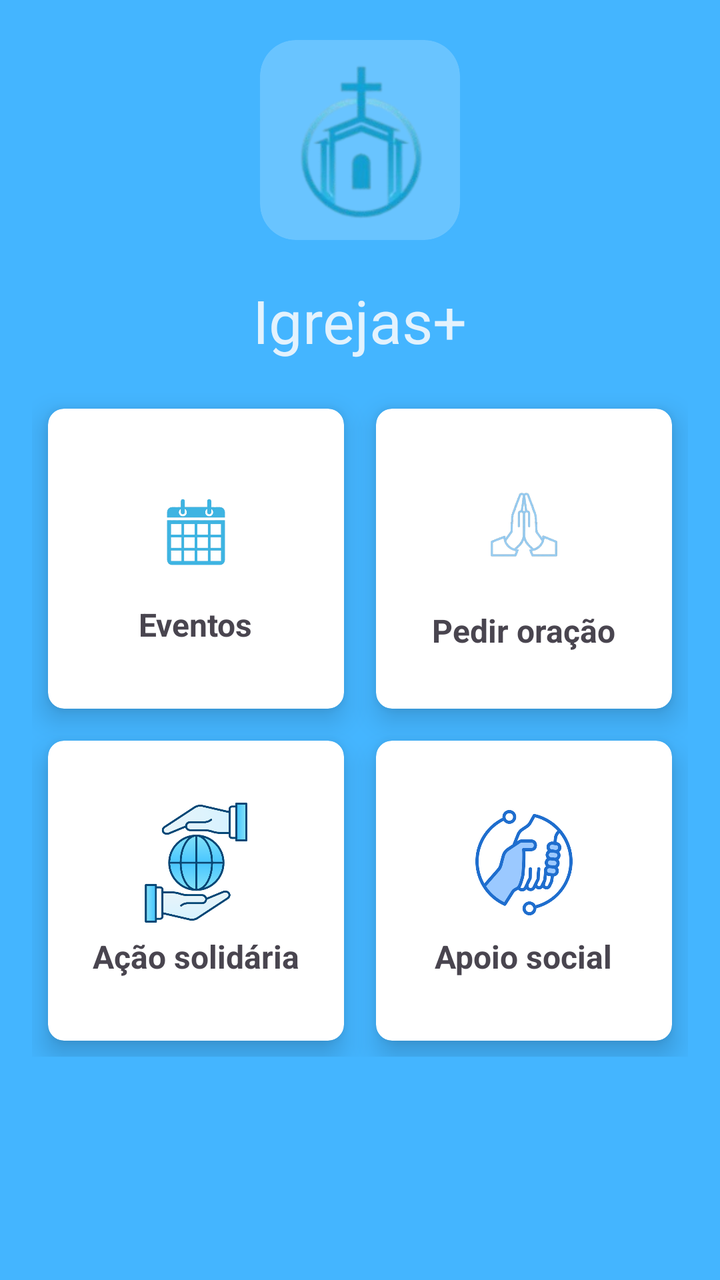
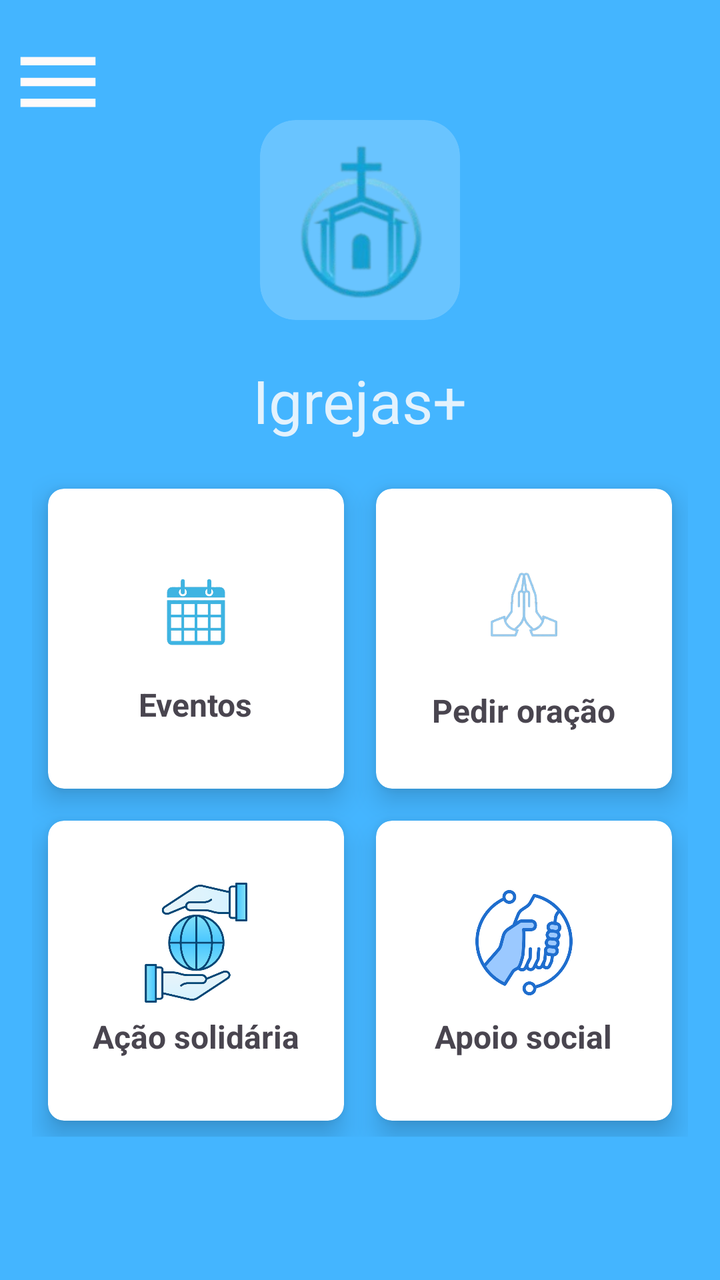

Screens rendered from an Android XML layout before and after an edit, with the pre-edit source and the edit as a unified diff.
<!-- AndroidManifest.xml: application theme Theme.Igrejas -->
<!-- res/layout/activity_home_page.xml -->
<?xml version="1.0" encoding="utf-8"?>
<androidx.constraintlayout.widget.ConstraintLayout
    xmlns:android="http://schemas.android.com/apk/res/android"
    xmlns:app="http://schemas.android.com/apk/res-auto"
    xmlns:tools="http://schemas.android.com/tools"
    android:id="@+id/main"
    android:layout_width="match_parent"
    android:layout_height="match_parent"
    android:background="@color/baby_blue">

    <androidx.cardview.widget.CardView
        android:id="@+id/cardView"
        android:layout_width="100dp"
        android:layout_height="100dp"
        android:layout_gravity="center"
        android:layout_marginTop="20dp"
        app:cardBackgroundColor="#33FFFFFF"
        app:cardCornerRadius="18dp"
        app:cardElevation="0dp"
        app:layout_constraintEnd_toEndOf="parent"
        app:layout_constraintStart_toStartOf="parent"
        app:layout_constraintTop_toTopOf="parent">

        <ImageView
            android:id="@+id/imageViewLogo"
            android:layout_width="100dp"
            android:layout_height="100dp"
            android:layout_gravity="center"
            android:scaleType="fitCenter"
            android:src="@drawable/logoigreja" />
    </androidx.cardview.widget.CardView>

    <TextView
        android:id="@+id/text"
        android:layout_width="wrap_content"
        android:layout_height="wrap_content"
        android:text="@string/titulo"
        android:textSize="30sp"
        android:textColor="@color/blue_light"
        android:layout_marginTop="20dp"
        app:layout_constraintBottom_toTopOf="@+id/gridLayout"
        app:layout_constraintEnd_toEndOf="parent"
        app:layout_constraintStart_toStartOf="parent"
        app:layout_constraintTop_toBottomOf="@+id/cardView"/>

    <GridLayout
        android:id="@+id/gridLayout"
        android:layout_width="0dp"
        android:layout_height="wrap_content"
        android:layout_margin="16dp"
        android:layout_marginTop="56dp"
        android:columnCount="2"
        android:rowCount="3"
        app:layout_constraintEnd_toEndOf="parent"
        app:layout_constraintStart_toStartOf="parent"
        app:layout_constraintTop_toBottomOf="@+id/text">

        
        <androidx.cardview.widget.CardView
            android:id="@+id/cardEventos"
            android:layout_width="0dp"
            android:layout_height="150dp"
            android:layout_columnWeight="1"
            android:layout_gravity="fill"
            android:layout_margin="8dp"
            app:cardCornerRadius="8dp"
            app:cardElevation="8dp">

            <LinearLayout
                android:layout_width="match_parent"
                android:layout_height="match_parent"
                android:gravity="center"
                android:orientation="vertical">

                <ImageView
                    android:layout_width="60dp"
                    android:layout_height="60dp"
                    android:src="@drawable/calenderigreja" />

                <TextView
                    android:layout_width="wrap_content"
                    android:layout_height="wrap_content"
                    android:layout_marginTop="6dp"
                    android:text="@string/eventos"
                    android:textSize="16sp"
                    android:textStyle="bold" />
            </LinearLayout>
        </androidx.cardview.widget.CardView>

        
        <androidx.cardview.widget.CardView
            android:id="@+id/card_pedido_oracao"
            android:layout_width="0dp"
            android:layout_height="150dp"
            android:layout_columnWeight="1"
            android:layout_gravity="fill"
            android:layout_margin="8dp"
            app:cardCornerRadius="8dp"
            app:cardElevation="8dp">

            <LinearLayout
                android:layout_width="match_parent"
                android:layout_height="match_parent"
                android:gravity="center"
                android:orientation="vertical">

                <ImageView
                    android:layout_width="60dp"
                    android:layout_height="60dp"
                    android:src="@drawable/oracaos" />

                <TextView
                    android:layout_width="wrap_content"
                    android:layout_height="wrap_content"
                    android:layout_marginTop="12dp"
                    android:text="@string/pedir"
                    android:textSize="16sp"
                    android:textStyle="bold" />
            </LinearLayout>
        </androidx.cardview.widget.CardView>

        <androidx.cardview.widget.CardView
            android:id="@+id/cardAcoaSolid"
            android:layout_width="0dp"
            android:layout_height="150dp"
            android:layout_columnSpan="1"
            android:layout_gravity="fill"
            android:layout_margin="8dp"
            app:cardCornerRadius="8dp"
            app:cardElevation="8dp">

            <LinearLayout
                android:layout_width="match_parent"
                android:layout_height="match_parent"
                android:gravity="center"
                android:orientation="vertical">

                <ImageView
                    android:layout_width="60dp"
                    android:layout_height="60dp"
                    android:src="@drawable/acao" />

                <TextView
                    android:layout_width="wrap_content"
                    android:layout_height="wrap_content"
                    android:layout_marginTop="6dp"
                    android:text="@string/a_o_solid_ria"
                    android:textSize="16sp"
                    android:textStyle="bold" />
            </LinearLayout>
        </androidx.cardview.widget.CardView>

        <androidx.cardview.widget.CardView
            android:id="@+id/cardApoio"
            android:layout_width="0dp"
            android:layout_height="150dp"
            android:layout_columnSpan="1"
            android:layout_gravity="fill"
            android:layout_margin="8dp"
            app:cardCornerRadius="8dp"
            app:cardElevation="8dp">

            <LinearLayout
                android:layout_width="match_parent"
                android:layout_height="match_parent"
                android:gravity="center"
                android:orientation="vertical">

                <ImageView
                    android:layout_width="60dp"
                    android:layout_height="60dp"
                    android:src="@drawable/apoiosocial" />

                <TextView
                    android:layout_width="wrap_content"
                    android:layout_height="wrap_content"
                    android:layout_marginTop="6dp"
                    android:text="@string/apoio_social"
                    android:textSize="16sp"
                    android:textStyle="bold" />
            </LinearLayout>
        </androidx.cardview.widget.CardView>


    </GridLayout>

</androidx.constraintlayout.widget.ConstraintLayout>
<!-- resources referenced by this layout -->
<resources>
  <color name="baby_blue">#44B5FF</color>
  <color name="blue_light">#E3F2FD</color>
  <!-- drawable acao: png bitmap (drawable, 40030 bytes) -->
  <!-- drawable apoiosocial: png bitmap (drawable, 39092 bytes) -->
  <!-- drawable calenderigreja: png bitmap (drawable, 50361 bytes) -->
  <!-- drawable logoigreja: png bitmap (drawable, 17156 bytes) -->
  <!-- drawable oracaos: png bitmap (drawable, 57154 bytes) -->
  <string name="a_o_solid_ria">Ação solidária</string>
  <string name="apoio_social">Apoio social</string>
  <string name="eventos">Eventos</string>
  <string name="pedir">Pedir oração</string>
  <string name="titulo">Igrejas+</string>
  <style name="Theme.Igrejas" parent="Base.Theme.Igrejas" />
  <style name="Base.Theme.Igrejas" parent="Theme.Material3.DayNight.NoActionBar">
          
          
      </style>
</resources>

<!-- the commit's change to res/layout/activity_home_page.xml (unified diff, before → after) -->
@@ -1,187 +1,238 @@
 <?xml version="1.0" encoding="utf-8"?>
-<androidx.constraintlayout.widget.ConstraintLayout
+<androidx.drawerlayout.widget.DrawerLayout
     xmlns:android="http://schemas.android.com/apk/res/android"
     xmlns:app="http://schemas.android.com/apk/res-auto"
     xmlns:tools="http://schemas.android.com/tools"
     android:id="@+id/main"
     android:layout_width="match_parent"
-    android:layout_height="match_parent"
-    android:background="@color/baby_blue">
-
-    <androidx.cardview.widget.CardView
-        android:id="@+id/cardView"
-        android:layout_width="100dp"
-        android:layout_height="100dp"
-        android:layout_gravity="center"
-        android:layout_marginTop="20dp"
-        app:cardBackgroundColor="#33FFFFFF"
-        app:cardCornerRadius="18dp"
-        app:cardElevation="0dp"
-        app:layout_constraintEnd_toEndOf="parent"
-        app:layout_constraintStart_toStartOf="parent"
-        app:layout_constraintTop_toTopOf="parent">
-
-        <ImageView
-            android:id="@+id/imageViewLogo"
+    android:layout_height="match_parent">
+
+    
+    <androidx.constraintlayout.widget.ConstraintLayout
+        android:id="@+id/main"
+        android:layout_width="match_parent"
+        android:layout_height="match_parent"
+        android:background="@color/baby_blue">
+
+        <ImageButton
+            android:id="@+id/menuBtn"
+            android:layout_width="50dp"
+            android:layout_height="50dp"
+            android:background="?attr/selectableItemBackgroundBorderless"
+            android:contentDescription="menu"
+            android:layout_marginTop="16dp"
+            android:layout_marginStart="4dp"
+            android:src="@drawable/outline_arrow_menu_open_24"
+            app:layout_constraintStart_toStartOf="parent"
+            app:layout_constraintTop_toTopOf="parent" />
+
+
+        <androidx.cardview.widget.CardView
+            android:id="@+id/cardView"
             android:layout_width="100dp"
             android:layout_height="100dp"
             android:layout_gravity="center"
-            android:scaleType="fitCenter"
-            android:src="@drawable/logoigreja" />
-    </androidx.cardview.widget.CardView>
-
-    <TextView
-        android:id="@+id/text"
+            app:cardBackgroundColor="#33FFFFFF"
+            app:cardCornerRadius="18dp"
+            android:layout_marginTop="60dp"
+            app:cardElevation="0dp"
+            app:layout_constraintEnd_toEndOf="parent"
+            app:layout_constraintStart_toStartOf="parent"
+            app:layout_constraintTop_toTopOf="parent">
+
+            <ImageView
+                android:id="@+id/imageViewLogo"
+                android:layout_width="100dp"
+                android:layout_height="100dp"
+                android:layout_gravity="center"
+                android:scaleType="fitCenter"
+                android:src="@drawable/logoigreja" />
+        </androidx.cardview.widget.CardView>
+
+        <TextView
+            android:id="@+id/text"
+            android:layout_width="wrap_content"
+            android:layout_height="wrap_content"
+            android:text="@string/titulo"
+            android:textSize="30sp"
+            android:textColor="@color/blue_light"
+            android:layout_marginTop="20dp"
+            app:layout_constraintBottom_toTopOf="@+id/gridLayout"
+            app:layout_constraintEnd_toEndOf="parent"
+            app:layout_constraintStart_toStartOf="parent"
+            app:layout_constraintTop_toBottomOf="@+id/cardView"/>
+
+        <GridLayout
+            android:id="@+id/gridLayout"
+            android:layout_width="0dp"
+            android:layout_height="wrap_content"
+            android:layout_margin="16dp"
+            android:layout_marginTop="56dp"
+            android:columnCount="2"
+            android:rowCount="3"
+            app:layout_constraintEnd_toEndOf="parent"
+            app:layout_constraintStart_toStartOf="parent"
+            app:layout_constraintTop_toBottomOf="@+id/text">
+
+            
+            <androidx.cardview.widget.CardView
+                android:id="@+id/cardEventos"
+                android:layout_width="0dp"
+                android:layout_height="150dp"
+                android:layout_columnWeight="1"
+                android:layout_gravity="fill"
+                android:layout_margin="8dp"
+                app:cardCornerRadius="8dp"
+                app:cardElevation="8dp">
+
+                <LinearLayout
+                    android:layout_width="match_parent"
+                    android:layout_height="match_parent"
+                    android:gravity="center"
+                    android:orientation="vertical">
+
+                    <ImageView
+                        android:layout_width="60dp"
+                        android:layout_height="60dp"
+                        android:src="@drawable/calenderigreja" />
+
+                    <TextView
+                        android:layout_width="wrap_content"
+                        android:layout_height="wrap_content"
+                        android:layout_marginTop="6dp"
+                        android:text="@string/eventos"
+                        android:textSize="16sp"
+                        android:textStyle="bold" />
+                </LinearLayout>
+            </androidx.cardview.widget.CardView>
+
+            
+            <androidx.cardview.widget.CardView
+                android:id="@+id/card_pedido_oracao"
+                android:layout_width="0dp"
+                android:layout_height="150dp"
+                android:layout_columnWeight="1"
+                android:layout_gravity="fill"
+                android:layout_margin="8dp"
+                app:cardCornerRadius="8dp"
+                app:cardElevation="8dp">
+
+                <LinearLayout
+                    android:layout_width="match_parent"
+                    android:layout_height="match_parent"
+                    android:gravity="center"
+                    android:orientation="vertical">
+
+                    <ImageView
+                        android:layout_width="60dp"
+                        android:layout_height="60dp"
+                        android:src="@drawable/oracaos" />
+
+                    <TextView
+                        android:layout_width="wrap_content"
+                        android:layout_height="wrap_content"
+                        android:layout_marginTop="12dp"
+                        android:text="@string/pedir"
+                        android:textSize="16sp"
+                        android:textStyle="bold" />
+                </LinearLayout>
+            </androidx.cardview.widget.CardView>
+
+            
+            <androidx.cardview.widget.CardView
+                android:id="@+id/cardAcoaSolid"
+                android:layout_width="0dp"
+                android:layout_height="150dp"
+                android:layout_columnSpan="1"
+                android:layout_gravity="fill"
+                android:layout_margin="8dp"
+                app:cardCornerRadius="8dp"
+                app:cardElevation="8dp">
+
+                <LinearLayout
+                    android:layout_width="match_parent"
+                    android:layout_height="match_parent"
+                    android:gravity="center"
+                    android:orientation="vertical">
+
+                    <ImageView
+                        android:layout_width="60dp"
+                        android:layout_height="60dp"
+                        android:src="@drawable/acao" />
+
+                    <TextView
+                        android:layout_width="wrap_content"
+                        android:layout_height="wrap_content"
+                        android:layout_marginTop="6dp"
+                        android:text="@string/a_o_solid_ria"
+                        android:textSize="16sp"
+                        android:textStyle="bold" />
+                </LinearLayout>
+            </androidx.cardview.widget.CardView>
+
+            
+            <androidx.cardview.widget.CardView
+                android:id="@+id/cardApoio"
+                android:layout_width="0dp"
+                android:layout_height="150dp"
+                android:layout_columnSpan="1"
+                android:layout_gravity="fill"
+                android:layout_margin="8dp"
+                app:cardCornerRadius="8dp"
+                app:cardElevation="8dp">
+
+                <LinearLayout
+                    android:layout_width="match_parent"
+                    android:layout_height="match_parent"
+                    android:gravity="center"
+                    android:orientation="vertical">
+
+                    <ImageView
+                        android:layout_width="60dp"
+                        android:layout_height="60dp"
+                        android:src="@drawable/apoiosocial" />
+
+                    <TextView
+                        android:layout_width="wrap_content"
+                        android:layout_height="wrap_content"
+                        android:layout_marginTop="6dp"
+                        android:text="@string/apoio_social"
+                        android:textSize="16sp"
+                        android:textStyle="bold" />
+                </LinearLayout>
+            </androidx.cardview.widget.CardView>
+
+        </GridLayout>
+
+    </androidx.constraintlayout.widget.ConstraintLayout>
+
+    
+    <com.google.android.material.navigation.NavigationView
+        android:id="@+id/navigationView"
         android:layout_width="wrap_content"
-        android:layout_height="wrap_content"
-        android:text="@string/titulo"
-        android:textSize="30sp"
-        android:textColor="@color/blue_light"
-        android:layout_marginTop="20dp"
-        app:layout_constraintBottom_toTopOf="@+id/gridLayout"
-        app:layout_constraintEnd_toEndOf="parent"
-        app:layout_constraintStart_toStartOf="parent"
-        app:layout_constraintTop_toBottomOf="@+id/cardView"/>
-
-    <GridLayout
-        android:id="@+id/gridLayout"
-        android:layout_width="0dp"
-        android:layout_height="wrap_content"
-        android:layout_margin="16dp"
-        android:layout_marginTop="56dp"
-        android:columnCount="2"
-        android:rowCount="3"
-        app:layout_constraintEnd_toEndOf="parent"
-        app:layout_constraintStart_toStartOf="parent"
-        app:layout_constraintTop_toBottomOf="@+id/text">
-
-        
-        <androidx.cardview.widget.CardView
-            android:id="@+id/cardEventos"
-            android:layout_width="0dp"
-            android:layout_height="150dp"
-            android:layout_columnWeight="1"
-            android:layout_gravity="fill"
-            android:layout_margin="8dp"
-            app:cardCornerRadius="8dp"
-            app:cardElevation="8dp">
-
-            <LinearLayout
-                android:layout_width="match_parent"
-                android:layout_height="match_parent"
-                android:gravity="center"
-                android:orientation="vertical">
-
-                <ImageView
-                    android:layout_width="60dp"
-                    android:layout_height="60dp"
-                    android:src="@drawable/calenderigreja" />
-
-                <TextView
-                    android:layout_width="wrap_content"
-                    android:layout_height="wrap_content"
-                    android:layout_marginTop="6dp"
-                    android:text="@string/eventos"
-                    android:textSize="16sp"
-                    android:textStyle="bold" />
-            </LinearLayout>
-        </androidx.cardview.widget.CardView>
-
-        
-        <androidx.cardview.widget.CardView
-            android:id="@+id/card_pedido_oracao"
-            android:layout_width="0dp"
-            android:layout_height="150dp"
-            android:layout_columnWeight="1"
-            android:layout_gravity="fill"
-            android:layout_margin="8dp"
-            app:cardCornerRadius="8dp"
-            app:cardElevation="8dp">
-
-            <LinearLayout
-                android:layout_width="match_parent"
-                android:layout_height="match_parent"
-                android:gravity="center"
-                android:orientation="vertical">
-
-                <ImageView
-                    android:layout_width="60dp"
-                    android:layout_height="60dp"
-                    android:src="@drawable/oracaos" />
-
-                <TextView
-                    android:layout_width="wrap_content"
-                    android:layout_height="wrap_content"
-                    android:layout_marginTop="12dp"
-                    android:text="@string/pedir"
-                    android:textSize="16sp"
-                    android:textStyle="bold" />
-            </LinearLayout>
-        </androidx.cardview.widget.CardView>
-
-        <androidx.cardview.widget.CardView
-            android:id="@+id/cardAcoaSolid"
-            android:layout_width="0dp"
-            android:layout_height="150dp"
-            android:layout_columnSpan="1"
-            android:layout_gravity="fill"
-            android:layout_margin="8dp"
-            app:cardCornerRadius="8dp"
-            app:cardElevation="8dp">
-
-            <LinearLayout
-                android:layout_width="match_parent"
-                android:layout_height="match_parent"
-                android:gravity="center"
-                android:orientation="vertical">
-
-                <ImageView
-                    android:layout_width="60dp"
-                    android:layout_height="60dp"
-                    android:src="@drawable/acao" />
-
-                <TextView
-                    android:layout_width="wrap_content"
-                    android:layout_height="wrap_content"
-                    android:layout_marginTop="6dp"
-                    android:text="@string/a_o_solid_ria"
-                    android:textSize="16sp"
-                    android:textStyle="bold" />
-            </LinearLayout>
-        </androidx.cardview.widget.CardView>
-
-        <androidx.cardview.widget.CardView
-            android:id="@+id/cardApoio"
-            android:layout_width="0dp"
-            android:layout_height="150dp"
-            android:layout_columnSpan="1"
-            android:layout_gravity="fill"
-            android:layout_margin="8dp"
-            app:cardCornerRadius="8dp"
-            app:cardElevation="8dp">
-
-            <LinearLayout
-                android:layout_width="match_parent"
-                android:layout_height="match_parent"
-                android:gravity="center"
-                android:orientation="vertical">
-
-                <ImageView
-                    android:layout_width="60dp"
-                    android:layout_height="60dp"
-                    android:src="@drawable/apoiosocial" />
-
-                <TextView
-                    android:layout_width="wrap_content"
-                    android:layout_height="wrap_content"
-                    android:layout_marginTop="6dp"
-                    android:text="@string/apoio_social"
-                    android:textSize="16sp"
-                    android:textStyle="bold" />
-            </LinearLayout>
-        </androidx.cardview.widget.CardView>
-
-
-    </GridLayout>
+        android:layout_height="match_parent"
+        android:layout_gravity="start"
+        app:headerLayout="@layout/nav_layout"
+        app:menu="@menu/dawer_menu" />
+
+</androidx.drawerlayout.widget.DrawerLayout>
+<!-- res/layout/nav_layout.xml (included above) -->
+<?xml version="1.0" encoding="utf-8"?>
+<androidx.constraintlayout.widget.ConstraintLayout
+    xmlns:android="http://schemas.android.com/apk/res/android"
+    xmlns:app="http://schemas.android.com/apk/res-auto"
+    android:id="@+id/main"
+    android:layout_width="match_parent"
+    android:layout_height="180dp"
+    android:background="@color/baby_blue"
+    android:gravity="bottom"
+    android:orientation="vertical"
+    android:padding="20dp">
+
+    <ImageView
+        android:id="@+id/imgPerfil"
+        android:layout_width="64dp"
+        android:layout_height="64dp"
+        android:src="@drawable/outline_article_person_24"/>
 
 </androidx.constraintlayout.widget.ConstraintLayout>
<!-- resource entries referenced after the edit -->
@@ -7,6 +7,18 @@
   <!-- drawable calenderigreja: png bitmap (drawable, 50361 bytes) -->
   <!-- drawable logoigreja: png bitmap (drawable, 17156 bytes) -->
   <!-- drawable oracaos: png bitmap (drawable, 57154 bytes) -->
+  <!-- drawable outline_arrow_menu_open_24 (drawable) -->
+  <vector xmlns:android="http://schemas.android.com/apk/res/android" android:height="50dp" android:tint="#FFFAFA" android:viewportHeight="24" android:viewportWidth="24" android:width="50dp">
+  
+      <path android:fillColor="@android:color/white" android:pathData="M3,18h18v-2L3,16v2zM3,13h18v-2L3,11v2zM3,6v2h18L21,6L3,6z"/>
+  
+  </vector>
+  <!-- drawable outline_article_person_24 (drawable) -->
+  <vector xmlns:android="http://schemas.android.com/apk/res/android" android:height="24dp" android:tint="#000000" android:viewportHeight="960" android:viewportWidth="960" android:width="24dp">
+        
+      <path android:fillColor="@android:color/white" android:pathData="M200,760L200,760Q200,760 200,760Q200,760 200,760L200,200Q200,200 200,200Q200,200 200,200L200,200Q200,200 200,200Q200,200 200,200L200,379Q200,370 200,365Q200,360 200,360Q200,360 200,412.5Q200,465 200,540Q200,563 200,585Q200,607 200,627Q200,644 200,675Q200,706 200,760ZM280,520L501,520Q503,498 511,478Q519,458 531,440L280,440L280,520ZM280,680L437,680Q454,660 476,647.5Q498,635 522,627Q518,621 515,614Q512,607 510,600L280,600L280,680ZM280,360L680,360Q680,360 680,360Q680,360 680,360L680,280L280,280L280,360ZM200,840Q167,840 143.5,816.5Q120,793 120,760L120,200Q120,167 143.5,143.5Q167,120 200,120L760,120Q793,120 816.5,143.5Q840,167 840,200L840,458Q826,432 806,412Q786,392 760,379L760,200Q760,200 760,200Q760,200 760,200L200,200Q200,200 200,200Q200,200 200,200L200,760Q200,760 200,760Q200,760 200,760L402,760Q401,766 400.5,772Q400,778 400,784L400,840L200,840ZM609,611Q580,582 580,540Q580,498 609,469Q638,440 680,440Q722,440 751,469Q780,498 780,540Q780,582 751,611Q722,640 680,640Q638,640 609,611ZM480,840L480,784Q480,760 492.5,739.5Q505,719 528,710Q564,695 602.5,687.5Q641,680 680,680Q719,680 757.5,687.5Q796,695 832,710Q855,719 867.5,739.5Q880,760 880,784L880,840L480,840Z"/>
+      
+  </vector>
   <string name="a_o_solid_ria">Ação solidária</string>
   <string name="apoio_social">Apoio social</string>
   <string name="eventos">Eventos</string>
